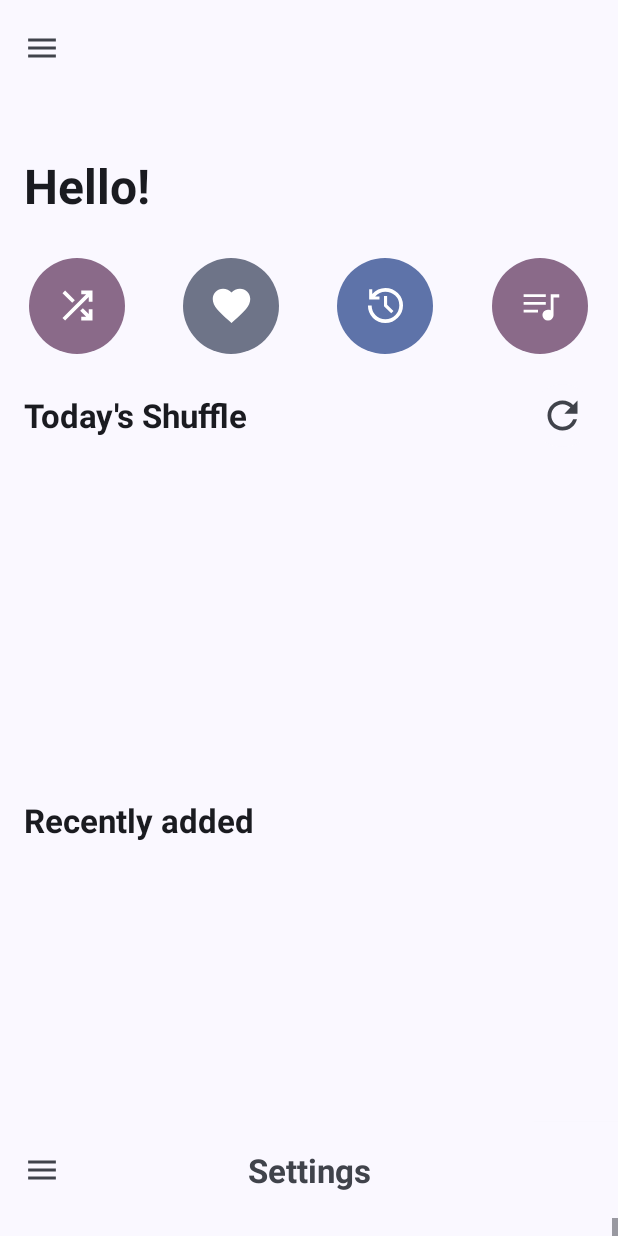
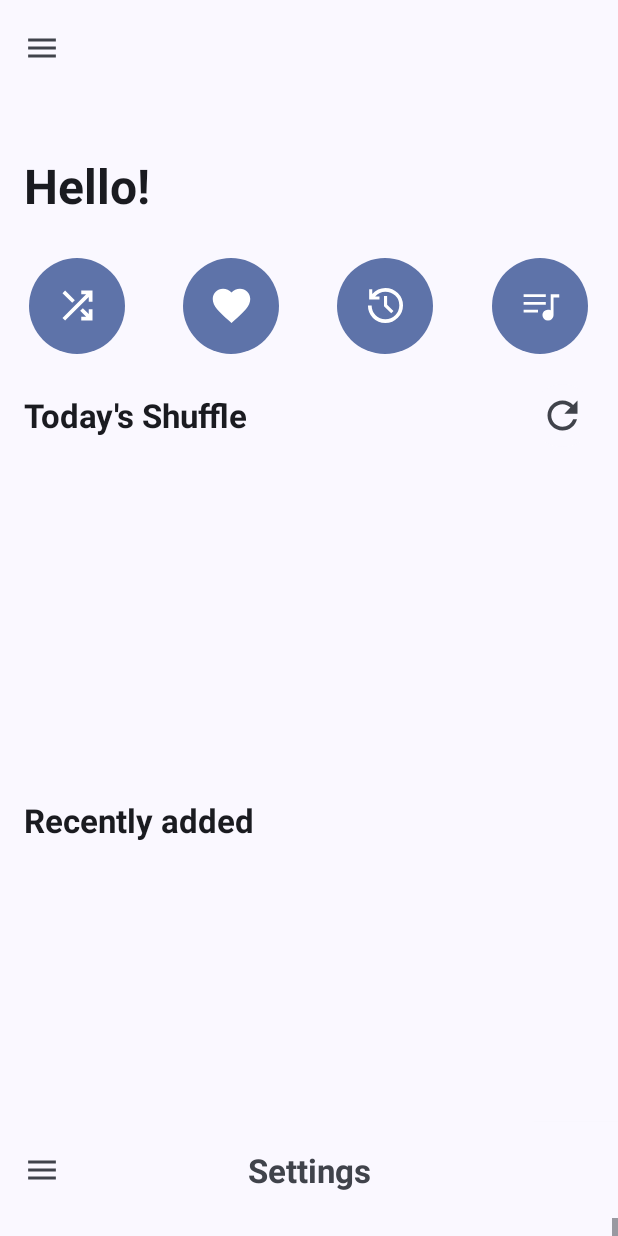
Before and after one commit to AkaneTan/Symphonica, an Android app: the fragment SettingsFragment placed in its activity, on a phone screen of 412 x 824 dp. Run offline under Robolectric (Android 15) with nearby library versions, the phone set to English and light mode, and no system bars; our stand-ins replace Room's generated code; pictures from the network do not load.

Commit message:
HomeFragment: Add a switch to turn on/off colorful buttons
Signed-off-by: Shinjo Akane <akane@akanework.org>

```diff
--- a/app/src/main/java/org/akanework/symphonica/MainActivity.kt
+++ b/app/src/main/java/org/akanework/symphonica/MainActivity.kt
@@ -158,6 +158,7 @@ class MainActivity : AppCompatActivity(), MediaStateCallback, PlaylistCallbacks<
 
         // Below is the custom variables that can be changed throughout
         // the settings.
+        var isColorfulButtonEnabled: Boolean = false
         var isGlideCacheEnabled: Boolean = false
         var isForceLoadingEnabled: Boolean = false
         var isForceDarkModeEnabled: Boolean = false
@@ -254,6 +255,7 @@ class MainActivity : AppCompatActivity(), MediaStateCallback, PlaylistCallbacks<
 
         // Get customized options.
         val prefs = getSharedPreferences("data", Context.MODE_PRIVATE)
+        isColorfulButtonEnabled = prefs.getBoolean("isColorfulButtonEnabled", false)
         isGlideCacheEnabled = prefs.getBoolean("isGlideCacheEnabled", false)
         isForceLoadingEnabled = prefs.getBoolean("isForceLoadingEnabled", false)
         isForceDarkModeEnabled = prefs.getBoolean("isForceDarkModeEnabled", false)
--- a/app/src/main/res/layout/fragment_home.xml
+++ b/app/src/main/res/layout/fragment_home.xml
@@ -86,12 +86,12 @@
                         android:insetTop="0dp"
                         android:insetRight="0dp"
                         android:insetBottom="0dp"
-                        app:backgroundTint="?attr/colorTertiaryContainer"
+                        app:backgroundTint="?attr/colorPrimaryContainer"
                         app:icon="@drawable/ic_shuffle"
                         app:iconGravity="textStart"
                         app:iconPadding="0dp"
                         app:iconSize="30sp"
-                        app:iconTint="?attr/colorOnTertiaryContainer" />
+                        app:iconTint="?attr/colorOnPrimaryContainer" />
                 </FrameLayout>
 
                 <FrameLayout
@@ -110,12 +110,12 @@
                         android:insetTop="0dp"
                         android:insetRight="0dp"
                         android:insetBottom="0dp"
-                        app:backgroundTint="?attr/colorSecondaryContainer"
+                        app:backgroundTint="?attr/colorPrimaryContainer"
                         app:icon="@drawable/ic_favourite"
                         app:iconGravity="textStart"
                         app:iconPadding="0dp"
                         app:iconSize="30sp"
-                        app:iconTint="?attr/colorOnSecondaryContainer" />
+                        app:iconTint="?attr/colorOnPrimaryContainer" />
                 </FrameLayout>
 
                 <FrameLayout
@@ -158,12 +158,12 @@
                         android:insetTop="0dp"
                         android:insetRight="0dp"
                         android:insetBottom="0dp"
-                        app:backgroundTint="?attr/colorTertiaryContainer"
+                        app:backgroundTint="?attr/colorPrimaryContainer"
                         app:icon="@drawable/ic_playlist"
                         app:iconGravity="textStart"
                         app:iconPadding="0dp"
                         app:iconSize="30sp"
-                        app:iconTint="?attr/colorOnTertiaryContainer" />
+                        app:iconTint="?attr/colorOnPrimaryContainer" />
                 </FrameLayout>
             </LinearLayout>
 
--- a/app/src/main/res/layout/fragment_settings.xml
+++ b/app/src/main/res/layout/fragment_settings.xml
@@ -309,6 +309,44 @@
                     <TextView
                         android:layout_width="wrap_content"
                         android:layout_height="wrap_content"
+                        android:text="Colorful buttons"
+                        android:textColor="?attr/colorOnSurface"
+                        android:textSize="18sp" />
+
+                    <TextView
+                        android:layout_width="wrap_content"
+                        android:layout_height="wrap_content"
+                        android:text="Use different colors for homepage buttons"
+                        android:textColor="?attr/colorOnSurfaceVariant" />
+                </LinearLayout>
+
+                <com.google.android.material.materialswitch.MaterialSwitch
+                    android:id="@+id/home_colorful_button"
+                    android:layout_width="wrap_content"
+                    android:layout_height="wrap_content"
+                    android:layout_gravity="center_vertical|end" />
+            </FrameLayout>
+
+            <FrameLayout
+                android:layout_width="match_parent"
+                android:layout_height="74dp"
+                android:background="?attr/selectableItemBackground"
+                android:clickable="true"
+                android:longClickable="true"
+                android:paddingStart="24dp"
+                android:paddingTop="10dp"
+                android:paddingEnd="24dp"
+                android:paddingBottom="10dp">
+
+                <LinearLayout
+                    android:layout_width="match_parent"
+                    android:layout_height="wrap_content"
+                    android:layout_gravity="center_vertical"
+                    android:orientation="vertical">
+
+                    <TextView
+                        android:layout_width="wrap_content"
+                        android:layout_height="wrap_content"
                         android:text="Enable library shuffle button"
                         android:textColor="?attr/colorOnSurface"
                         android:textSize="18sp" />
```
Also changed, not shown: app/src/main/java/org/akanework/symphonica/ui/fragment/HomeFragment.kt (+58 -0 lines), app/src/main/java/org/akanework/symphonica/ui/fragment/SettingsFragment.kt (+18 -0 lines).
